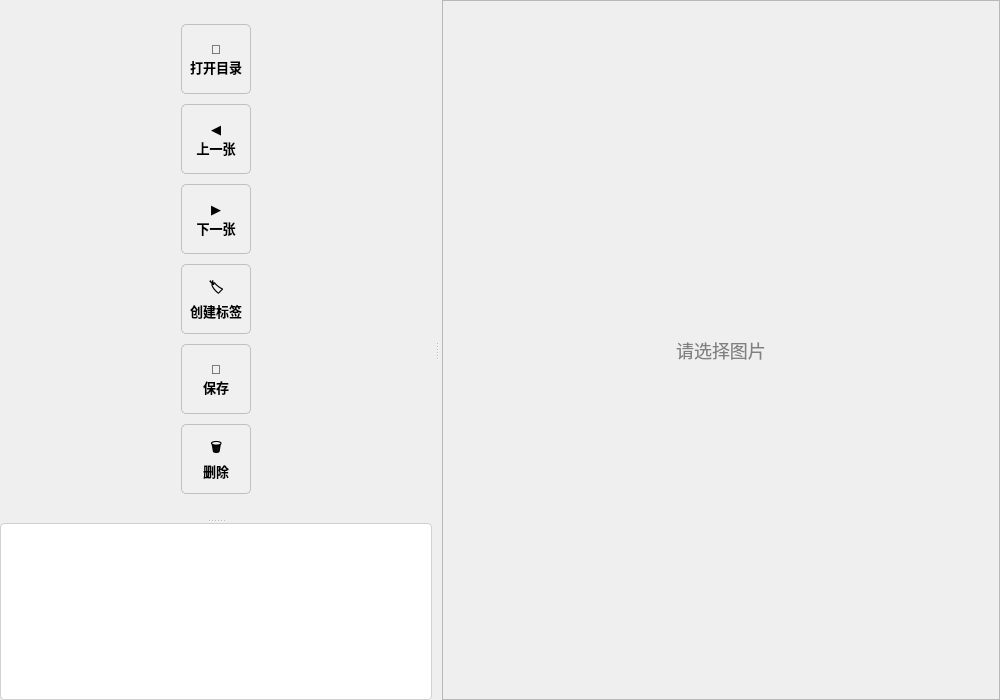
The window that ui/leftPart.ui (lovodllt/DatasetMaker) describes before a commit, drawn with Qt 5.
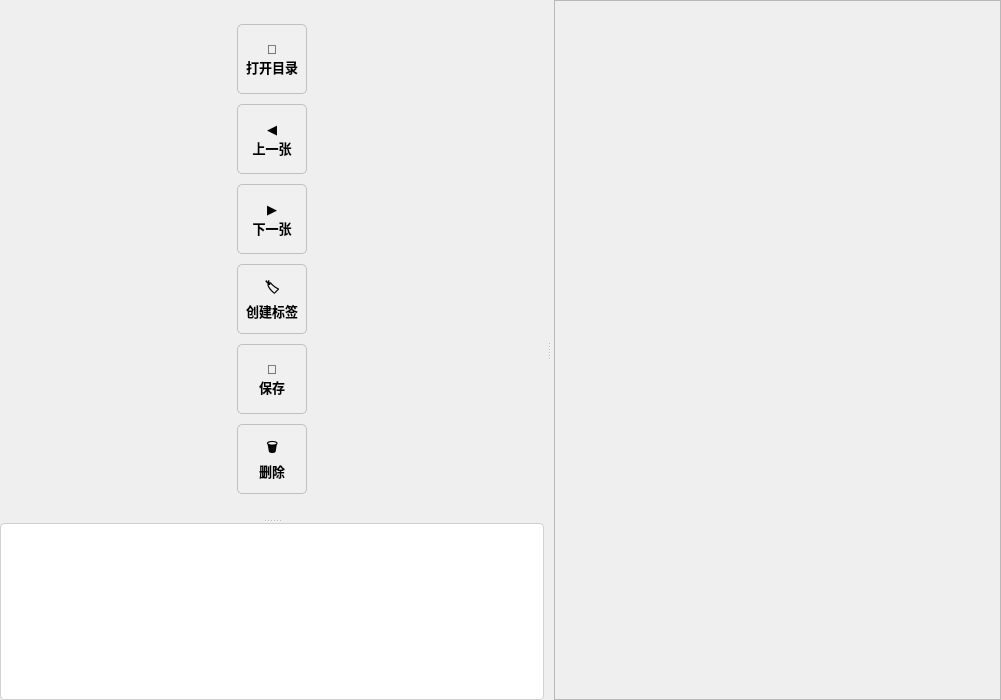
The same window after the commit.

What changed in the file:
```diff
--- a/ui/leftPart.ui
+++ b/ui/leftPart.ui
@@ -9,7 +9,7 @@
    <rect>
     <x>0</x>
     <y>0</y>
-    <width>1000</width>
+    <width>1001</width>
     <height>700</height>
    </rect>
   </property>
@@ -331,10 +331,6 @@
 }
 QPushButton:pressed {
     background: #d0d0d0;
-}
-QPushButton:checked {
-    background: #d0e0ff;
-    border: 1px solid #c0c0c0;
 }</string>
               </property>
               <property name="text">
@@ -344,6 +340,9 @@
               <property name="shortcut">
                <string>Ctrl+L</string>
               </property>
+              <property name="checkable">
+               <bool>false</bool>
+              </property>
               <property name="flat">
                <bool>true</bool>
               </property>
@@ -530,7 +529,7 @@
        </sizepolicy>
       </property>
       <property name="widgetResizable">
-       <bool>true</bool>
+       <bool>false</bool>
       </property>
       <property name="alignment">
        <set>Qt::AlignCenter</set>
@@ -538,38 +537,37 @@
       <widget class="QWidget" name="scrollAreaWidgetContents">
        <property name="geometry">
         <rect>
-         <x>0</x>
+         <x>188</x>
          <y>0</y>
-         <width>556</width>
+         <width>68</width>
          <height>698</height>
         </rect>
        </property>
+       <property name="sizePolicy">
+        <sizepolicy hsizetype="Expanding" vsizetype="Expanding">
+         <horstretch>0</horstretch>
+         <verstretch>0</verstretch>
+        </sizepolicy>
+       </property>
        <layout class="QHBoxLayout" name="imageLayout">
-        <item>
-         <widget class="QLabel" name="imageLabel">
-          <property name="sizePolicy">
-           <sizepolicy hsizetype="Expanding" vsizetype="Expanding">
-            <horstretch>0</horstretch>
-            <verstretch>0</verstretch>
-           </sizepolicy>
-          </property>
-          <property name="styleSheet">
-           <string notr="true">QLabel {
-    color: #808080;
-    font-size: 18px;
-}</string>
-          </property>
-          <property name="text">
-           <string>请选择图片</string>
-          </property>
-          <property name="scaledContents">
-           <bool>true</bool>
-          </property>
-          <property name="alignment">
-           <set>Qt::AlignCenter</set>
-          </property>
-         </widget>
-        </item>
+        <property name="spacing">
+         <number>0</number>
+        </property>
+        <property name="sizeConstraint">
+         <enum>QLayout::SetDefaultConstraint</enum>
+        </property>
+        <property name="leftMargin">
+         <number>0</number>
+        </property>
+        <property name="topMargin">
+         <number>0</number>
+        </property>
+        <property name="rightMargin">
+         <number>0</number>
+        </property>
+        <property name="bottomMargin">
+         <number>0</number>
+        </property>
        </layout>
       </widget>
      </widget>
```
